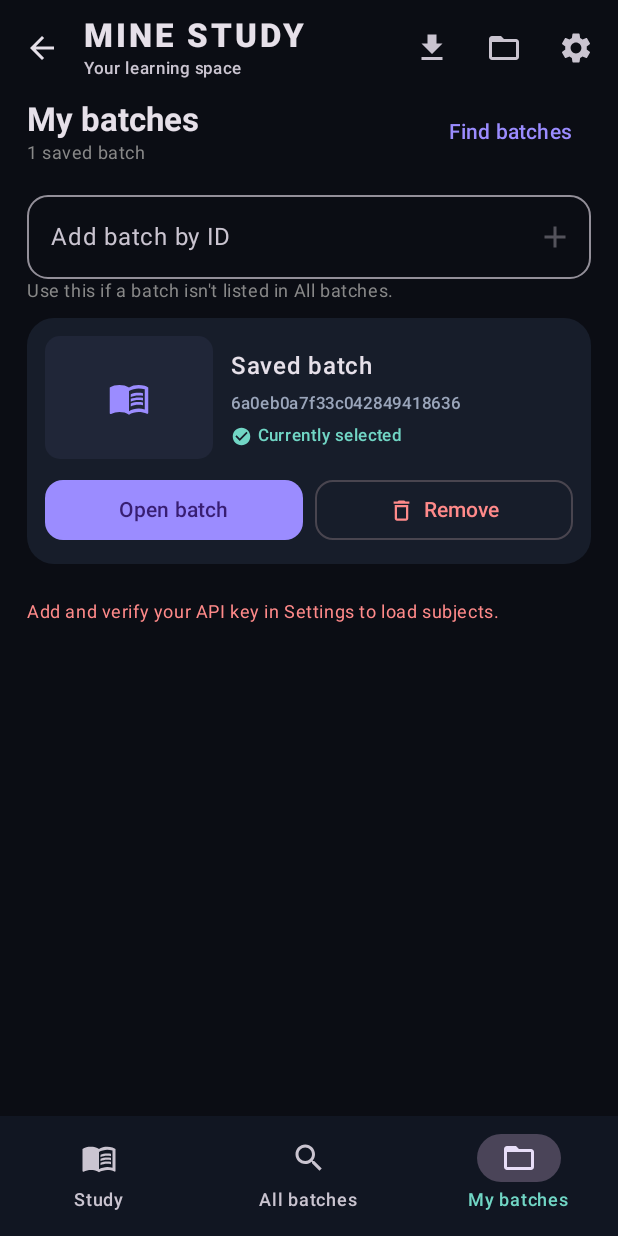
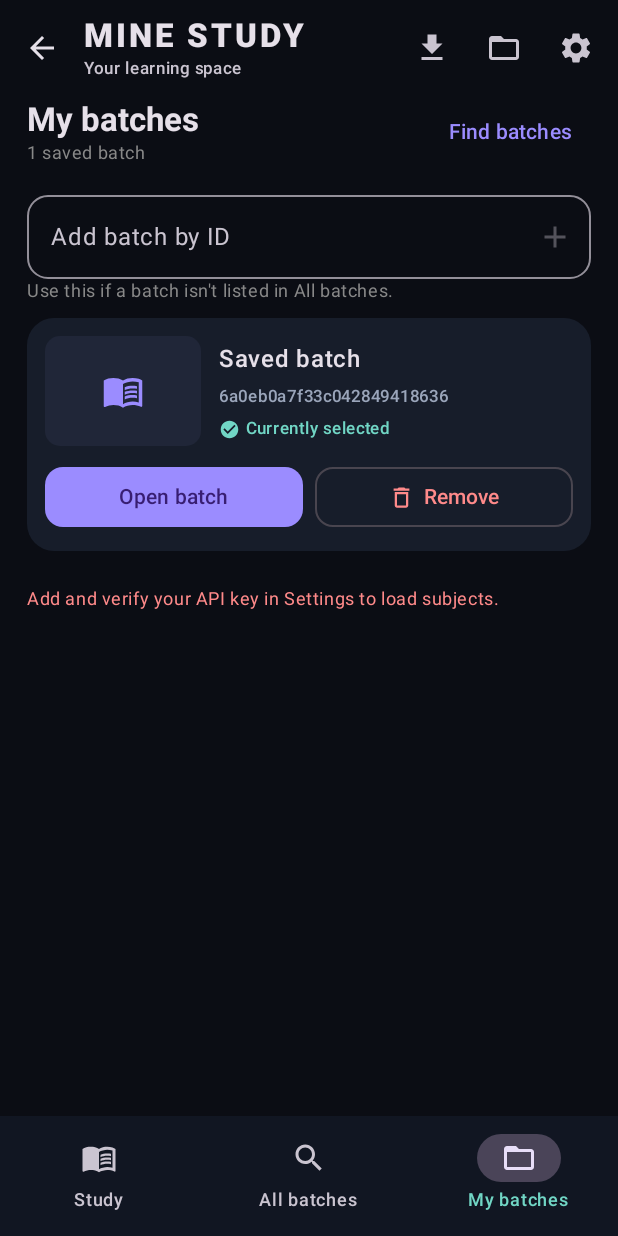
Before and after one commit to dark-shadowblade/Mine-Study-Android, an Android app built with Jetpack Compose: the screen it shows after launch (MainActivity), item 3 of the bottom bar chosen, on a phone screen of 412 x 824 dp. Run offline under Robolectric (Android 15) with nearby library versions, the phone set to English and light mode, and no system bars; libraries missing offline, so code that uses them is left out: com.google.android.exoplayer2; pictures from the network do not load.

Commit message:
Polish batch thumbnails and reset search scroll

```diff
--- a/app/src/main/java/com/minstudy/app/MainActivity.kt
+++ b/app/src/main/java/com/minstudy/app/MainActivity.kt
@@ -1160,6 +1160,7 @@ private fun MineStudyApp() {
                                 batchSearchResults = emptyList()
                                 batchSearchPage = 1
                                 batchSearchExecuted = false
+                                scope.launch { batchListState.scrollToItem(0) }
                                 searchBatches(1)
                             }),
                             label = { Text("Search UPSC batches") },
@@ -1262,7 +1263,7 @@ private fun MineStudyApp() {
                                 Card(Modifier.fillMaxWidth(), colors = CardDefaults.cardColors(containerColor = Color(0xFF171D2A)), shape = RoundedCornerShape(18.dp)) {
                                     Column(Modifier.fillMaxWidth().padding(12.dp), verticalArrangement = Arrangement.spacedBy(10.dp)) {
                                         Row(Modifier.fillMaxWidth(), horizontalArrangement = Arrangement.spacedBy(12.dp), verticalAlignment = Alignment.CenterVertically) {
-                                            BatchThumbnail(info.thumbnail, Modifier.size(width = 112.dp, height = 82.dp))
+                                            BatchThumbnail(info.thumbnail, Modifier.width(104.dp).aspectRatio(1.42f))
                                             Column(Modifier.weight(1f), verticalArrangement = Arrangement.spacedBy(5.dp)) {
                                                 Text(info.name, fontWeight = FontWeight.SemiBold, maxLines = 2, overflow = TextOverflow.Ellipsis)
                                                 if (info.language.isNotBlank() || info.className.isNotBlank()) {
```
